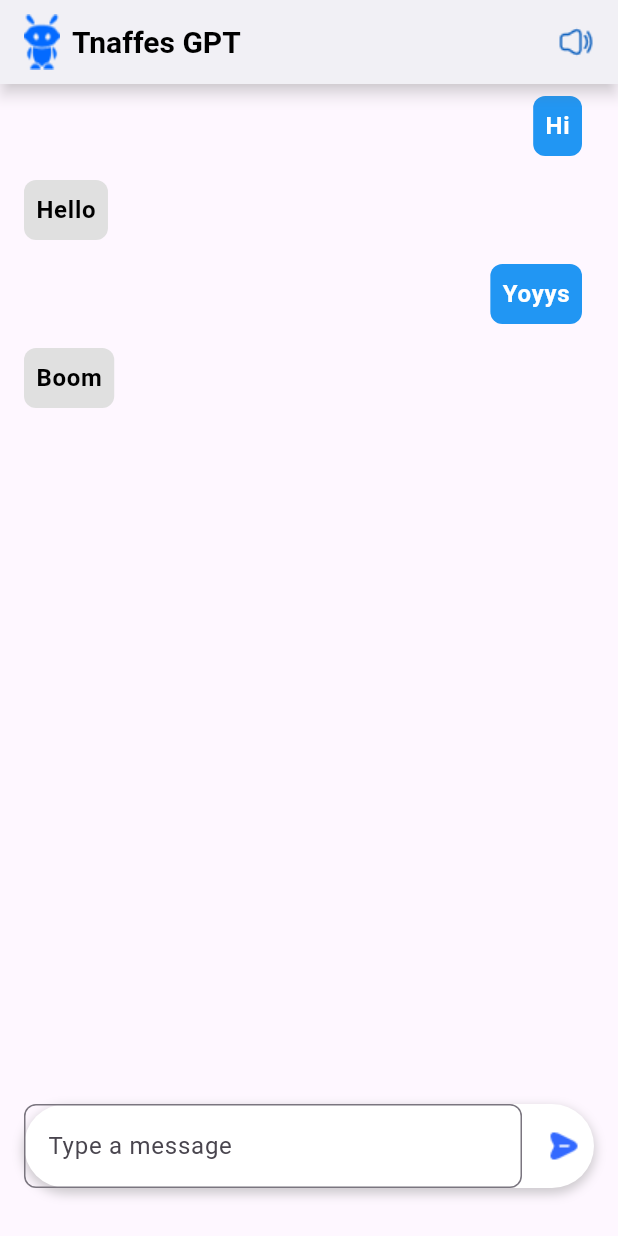
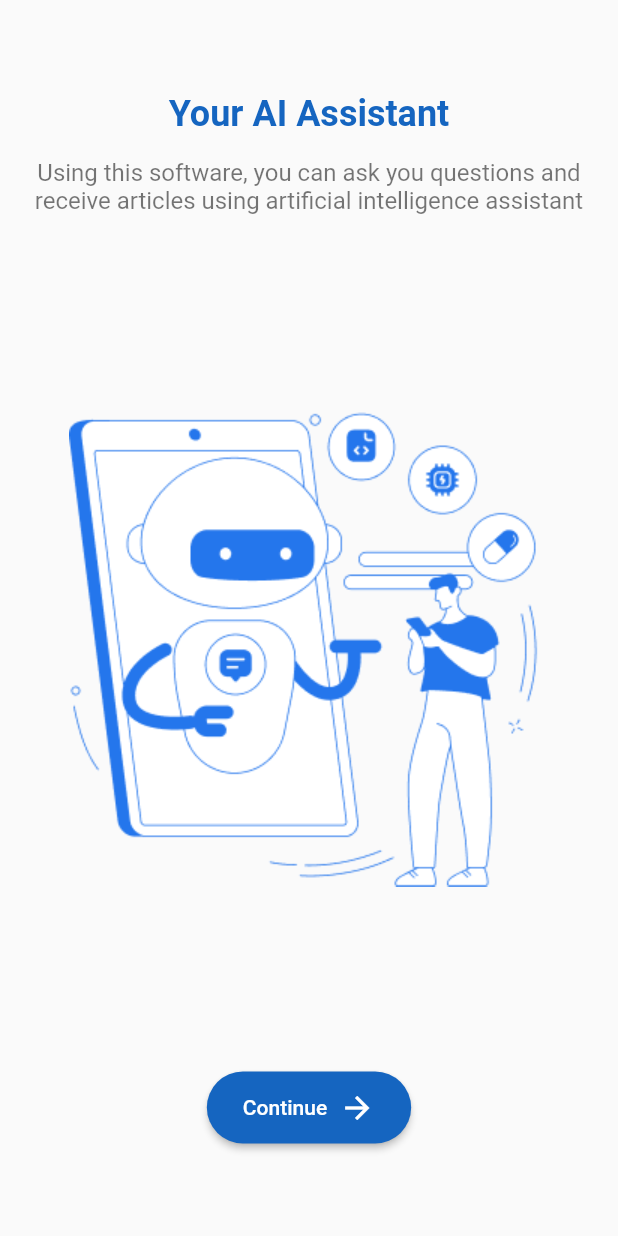
Before and after one commit to ahmedsilinii/chatbot, a Flutter app: the screen it shows after launch, on a phone screen of 412 x 824 dp. Run offline on Flutter 3.47's test engine with Material 3 defaults, Android fonts, the phone set to English and light mode, and no system bars.

Commit message:
finished onboarding screen

```diff
--- a/lib/main.dart
+++ b/lib/main.dart
@@ -1,4 +1,4 @@
-import 'package:chatbot/my_home_page.dart';
+import 'package:chatbot/onboarding.dart';
 import 'package:flutter/material.dart';
 
 void main() {
@@ -13,9 +13,10 @@ class MyApp extends StatelessWidget {
     return MaterialApp(
       title: 'Flutter Demo',
       theme: ThemeData(
-        colorScheme: ColorScheme.fromSeed(seedColor: Colors.deepPurple),
+        colorScheme: ColorScheme.fromSeed(seedColor: Colors.blueAccent),
+        useMaterial3: false
       ),
-      home: const MyHomePage(title: 'Flutter Demo Home Page'),
+      home: const Onboarding(),
     );
   }
 }
--- a/lib/my_home_page.dart
+++ b/lib/my_home_page.dart
@@ -2,9 +2,8 @@ import 'package:chatbot/message.dart';
 import 'package:flutter/material.dart';
 
 class MyHomePage extends StatefulWidget {
-  const MyHomePage({super.key, required this.title});
+  const MyHomePage({super.key});
 
-  final String title;
 
   @override
   State<MyHomePage> createState() => _MyHomePageState();
--- /dev/null
+++ b/lib/onboarding.dart
@@ -0,0 +1,66 @@
+import 'package:chatbot/my_home_page.dart';
+import 'package:flutter/material.dart';
+
+class Onboarding extends StatelessWidget {
+  const Onboarding({super.key});
+
+  @override
+  Widget build(BuildContext context) {
+    return Scaffold(
+      body: Padding(
+        padding: const EdgeInsets.all(16.0),
+        child: Column(
+          crossAxisAlignment: CrossAxisAlignment.center,
+          mainAxisAlignment: MainAxisAlignment.spaceEvenly,
+          children: [
+            Column(
+              children: [
+                Text(
+                  'Your AI Assistant',
+                  style: TextStyle(
+                    fontSize: 24,
+                    fontWeight: FontWeight.bold,
+                    color: Colors.blue[800],
+                  ),
+                ),
+                SizedBox(height: 16),
+                Text(
+                  'Using this software, you can ask you questions and receive articles using artificial intelligence assistant',
+                  textAlign: TextAlign.center,
+                  style: TextStyle(fontSize: 16, color: Colors.black54),
+                ),
+              ],
+            ),
+            SizedBox(height: 32),
+            Image.asset('assets/onboarding.png'),
+            SizedBox(height: 32),
+            ElevatedButton(
+              onPressed: () {
+                Navigator.pushAndRemoveUntil(
+                  context,
+                  MaterialPageRoute(builder: (context) => MyHomePage()),
+                  (route) => false,
+                );
+              },
+              style: ElevatedButton.styleFrom(
+                backgroundColor: Colors.blue[800],
+                padding: EdgeInsets.symmetric(horizontal: 24, vertical: 12),
+                shape: RoundedRectangleBorder(
+                  borderRadius: BorderRadius.circular(30),
+                ),
+              ),
+              child: Row(
+                mainAxisSize: MainAxisSize.min,
+                children: [
+                  Text('Continue'),
+                  SizedBox(width: 8),
+                  Icon(Icons.arrow_forward),
+                ],
+              ),
+            ),
+          ],
+        ),
+      ),
+    );
+  }
+}
```
